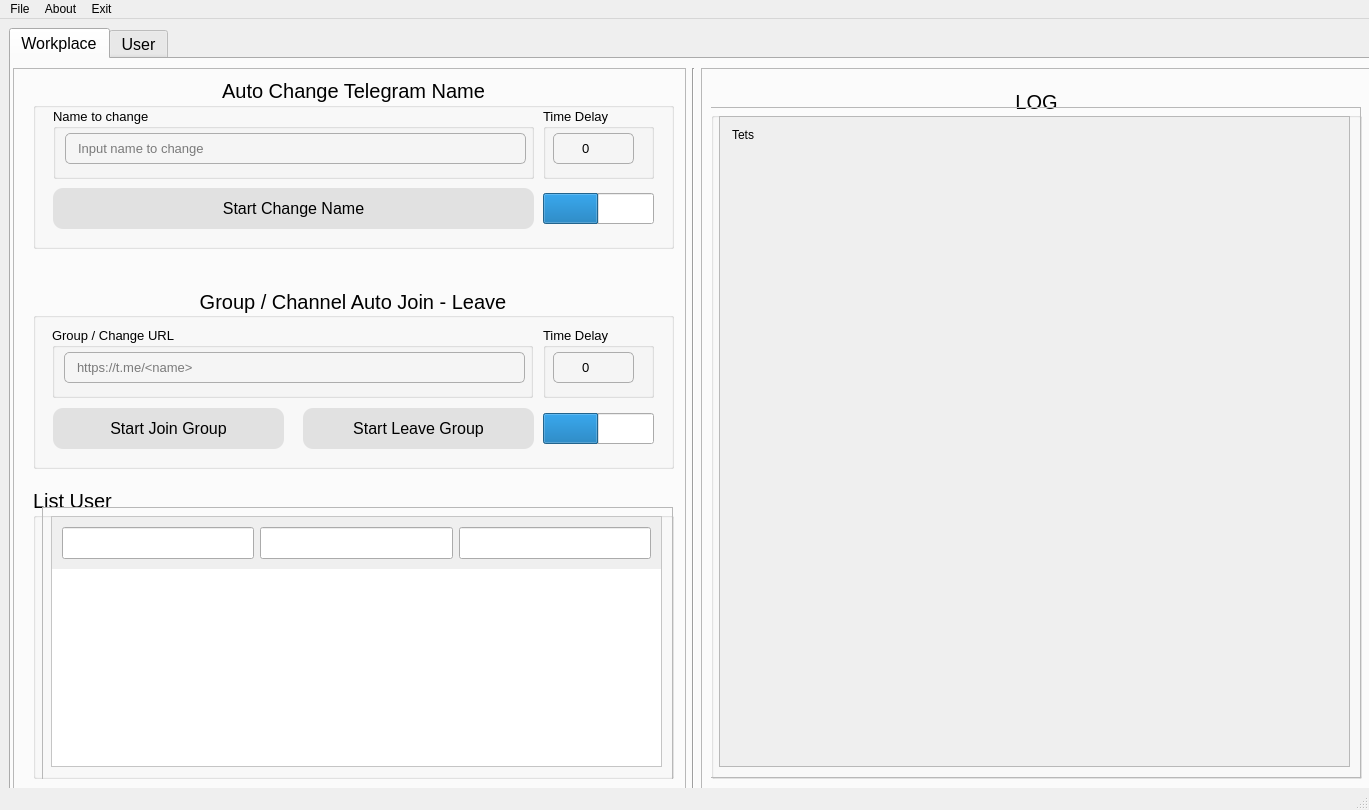
Qt form main.ui (tranngoc769/PythonQT_UI) before a commit.
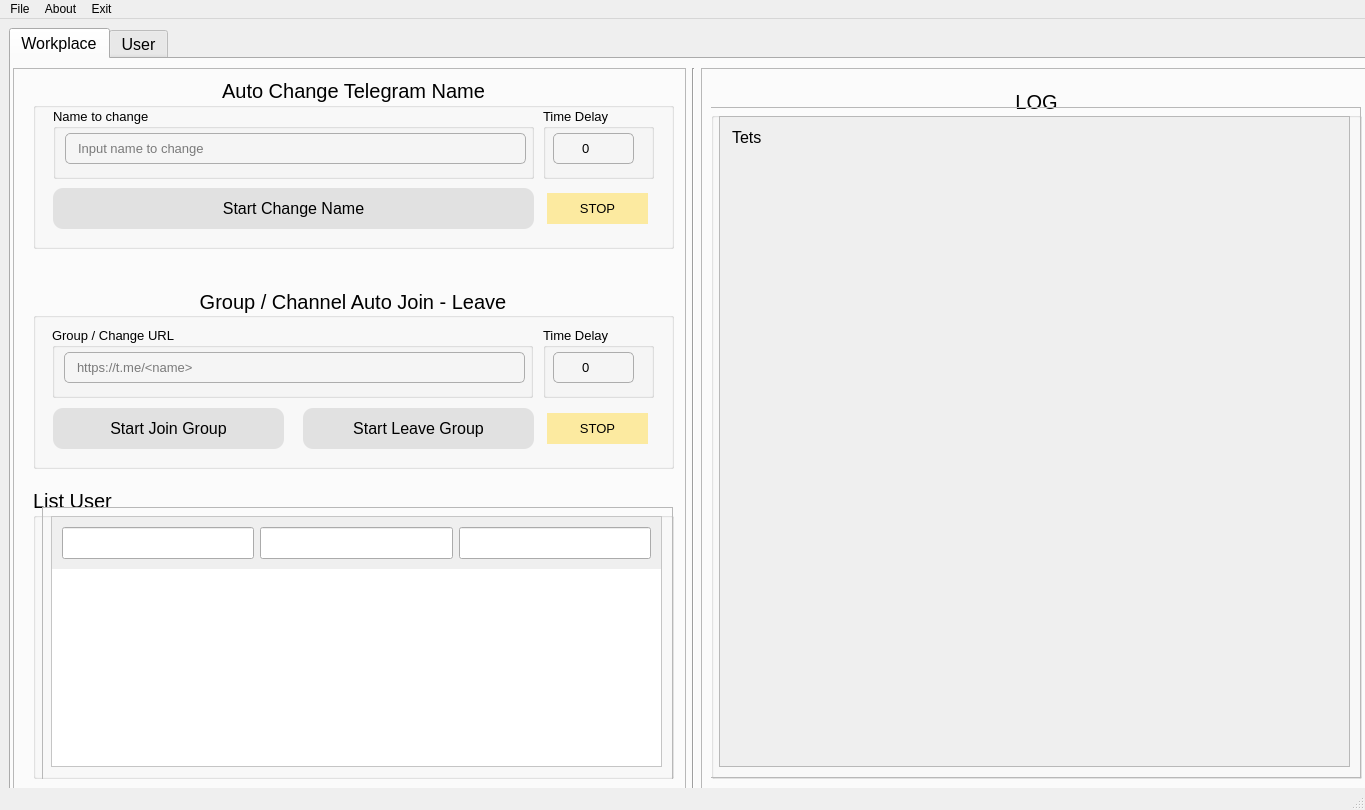
The same form after that commit.

```diff
--- a/main.ui
+++ b/main.ui
@@ -6,7 +6,7 @@
    <rect>
     <x>0</x>
     <y>0</y>
-    <width>1369</width>
+    <width>1365</width>
     <height>810</height>
    </rect>
   </property>
@@ -355,23 +355,25 @@
                <string>Start Leave Group</string>
               </property>
              </widget>
-             <widget class="QProgressBar" name="progressBar_2">
+             <widget class="QPushButton" name="JLProcess">
               <property name="geometry">
                <rect>
-                <x>510</x>
+                <x>514</x>
                 <y>125</y>
-                <width>111</width>
+                <width>101</width>
                 <height>31</height>
                </rect>
               </property>
-              <property name="value">
-               <number>50</number>
+              <property name="font">
+               <font>
+                <pointsize>10</pointsize>
+               </font>
               </property>
-              <property name="textVisible">
-               <bool>false</bool>
+              <property name="styleSheet">
+               <string notr="true">QPushButton{ border:0px;background:rgb(252, 234, 160);}</string>
               </property>
-              <property name="invertedAppearance">
-               <bool>false</bool>
+              <property name="text">
+               <string>STOP</string>
               </property>
              </widget>
             </widget>
@@ -520,23 +522,25 @@
                <string>Start Change Name</string>
               </property>
              </widget>
-             <widget class="QProgressBar" name="progressBar">
+             <widget class="QPushButton" name="NameProcess">
               <property name="geometry">
                <rect>
-                <x>510</x>
+                <x>514</x>
                 <y>115</y>
-                <width>111</width>
+                <width>101</width>
                 <height>31</height>
                </rect>
               </property>
-              <property name="value">
-               <number>50</number>
+              <property name="font">
+               <font>
+                <pointsize>10</pointsize>
+               </font>
               </property>
-              <property name="textVisible">
-               <bool>false</bool>
+              <property name="styleSheet">
+               <string notr="true">QPushButton{ border:0px;background:rgb(252, 234, 160);}</string>
               </property>
-              <property name="invertedAppearance">
-               <bool>false</bool>
+              <property name="text">
+               <string>STOP</string>
               </property>
              </widget>
             </widget>
@@ -641,6 +645,11 @@
                    </property>
                    <item>
                     <widget class="QLineEdit" name="ContentLog">
+                     <property name="font">
+                      <font>
+                       <pointsize>12</pointsize>
+                      </font>
+                     </property>
                      <property name="styleSheet">
                       <string notr="true">QLineEdit{
 background:transparent;
@@ -679,7 +688,7 @@
     <rect>
      <x>0</x>
      <y>0</y>
-     <width>1369</width>
+     <width>1365</width>
      <height>21</height>
     </rect>
    </property>
```
Left out of the diff: 53 changed lines with no effect on the pictures.
